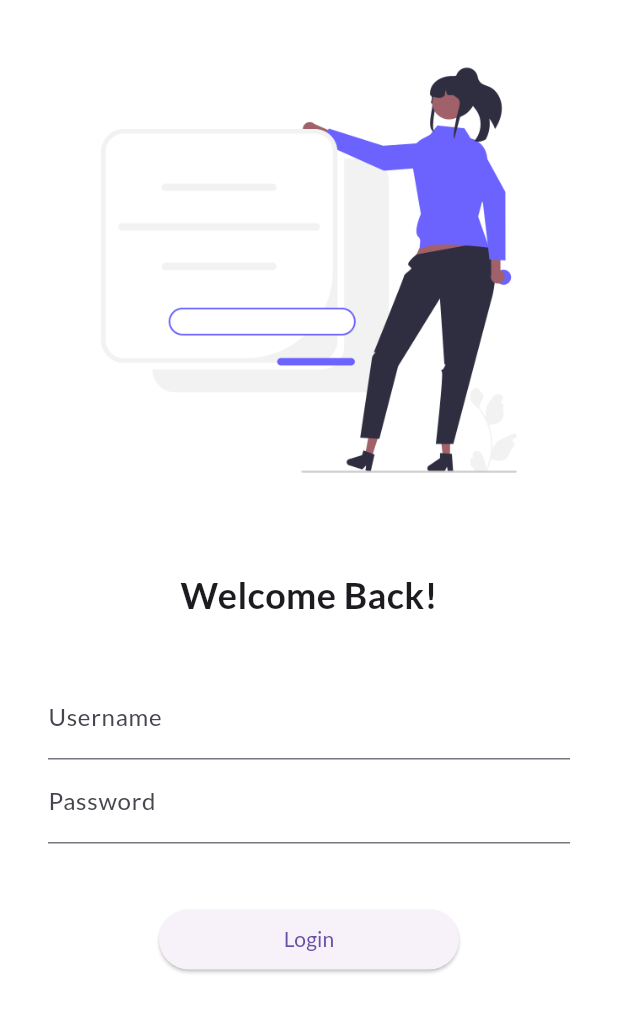
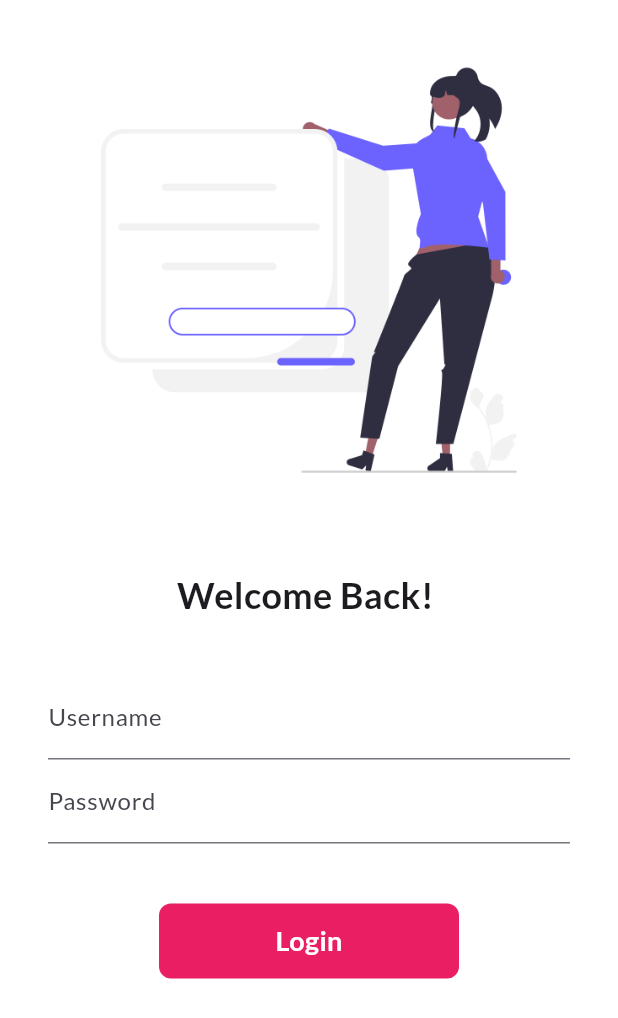
Before and after one commit to bajuddin15/30DaysOfFlutter, a Flutter app: the screen it shows after launch, on a phone screen of 412 x 824 dp. Shown: the top 1018 px of the screen. Run offline on Flutter 3.47's test engine with Material 3 defaults, Android fonts, the phone set to English and light mode, and no system bars; our stand-ins replace google_fonts.

Commit message:
day6 completed

```diff
--- a/lib/pages/login_page.dart
+++ b/lib/pages/login_page.dart
@@ -1,8 +1,16 @@
 import 'package:flutter/material.dart';
 import 'package:flutter_learn/utils/routes.dart';
 
-class LoginPage extends StatelessWidget {
+class LoginPage extends StatefulWidget {
   const LoginPage({super.key});
+
+  @override
+  State<LoginPage> createState() => _LoginPageState();
+}
+
+class _LoginPageState extends State<LoginPage> {
+  String name = "";
+  bool changedButton = false;
 
   @override
   Widget build(BuildContext context) {
@@ -17,7 +25,7 @@ class LoginPage extends StatelessWidget {
             ),
             SizedBox(height: 20),
             Text(
-              "Welcome Back!",
+              "Welcome Back! $name",
               style: TextStyle(fontSize: 24, fontWeight: FontWeight.bold),
             ),
             SizedBox(height: 20),
@@ -29,6 +37,10 @@ class LoginPage extends StatelessWidget {
                   TextFormField(
                     decoration: InputDecoration(
                         hintText: "Enter username", labelText: "Username"),
+                    onChanged: (value) {
+                      name = value;
+                      setState(() {});
+                    },
                   ),
                   TextFormField(
                     obscureText: true,
@@ -38,13 +50,42 @@ class LoginPage extends StatelessWidget {
                   SizedBox(
                     height: 40.0,
                   ),
-                  ElevatedButton(
-                    child: Text("Login"),
-                    style: TextButton.styleFrom(minimumSize: Size(200, 40)),
-                    onPressed: () {
-                      Navigator.pushNamed(context, MyRoutes.homeRoute);
+                  InkWell(
+                    onTap: () {
+                      setState(() {
+                        changedButton = true;
+                      });
+                      // Navigator.pushNamed(context, MyRoutes.homeRoute);
                     },
+                    child: AnimatedContainer(
+                      duration: Duration(seconds: 1),
+                      width: changedButton ? 50 : 200,
+                      height: 50,
+                      alignment: Alignment.center,
+                      child: changedButton
+                          ? Icon(
+                              Icons.done,
+                              color: Colors.white,
+                            )
+                          : Text(
+                              "Login",
+                              style: TextStyle(
+                                  color: Colors.white,
+                                  fontSize: 18,
+                                  fontWeight: FontWeight.bold),
+                            ),
+                      decoration: BoxDecoration(
+                          color: Colors.pink,
+                          borderRadius: BorderRadius.circular(8)),
+                    ),
                   )
+                  // ElevatedButton(
+                  //   child: Text("Login"),
+                  //   style: TextButton.styleFrom(minimumSize: Size(200, 40)),
+                  //   onPressed: () {
+                  //     Navigator.pushNamed(context, MyRoutes.homeRoute);
+                  //   },
+                  // )
                 ],
               ),
             ),
```
